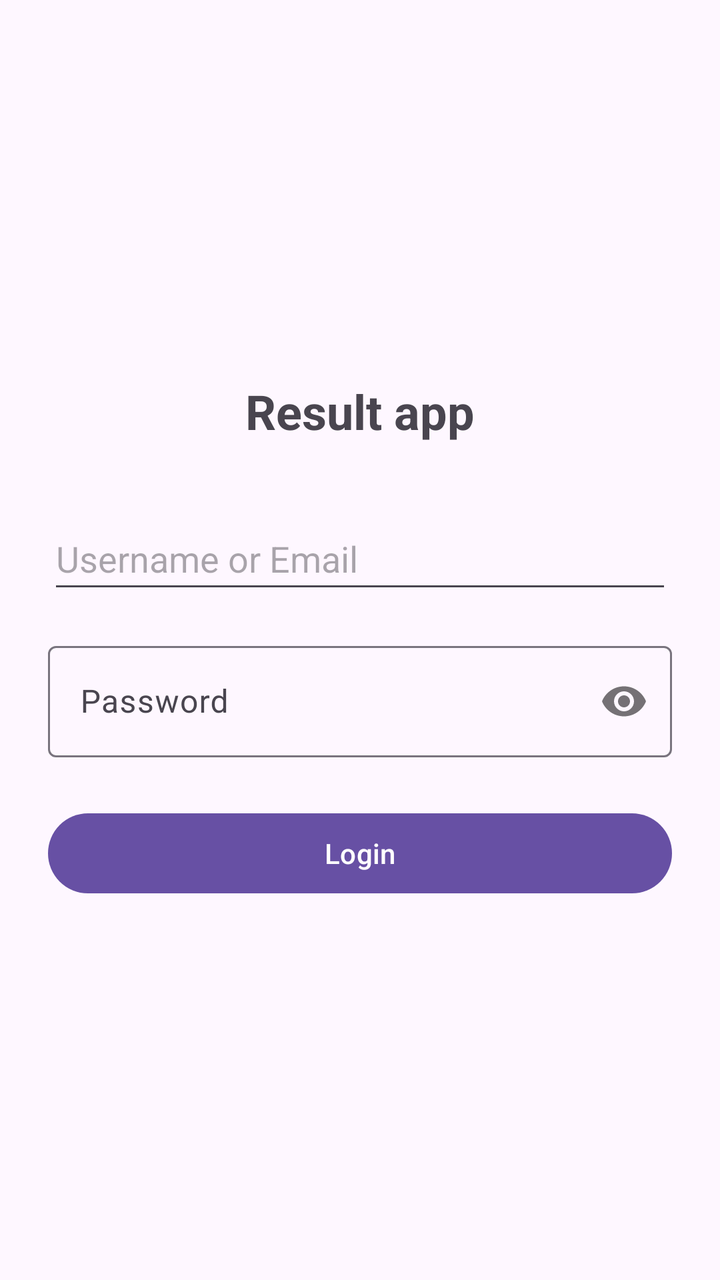
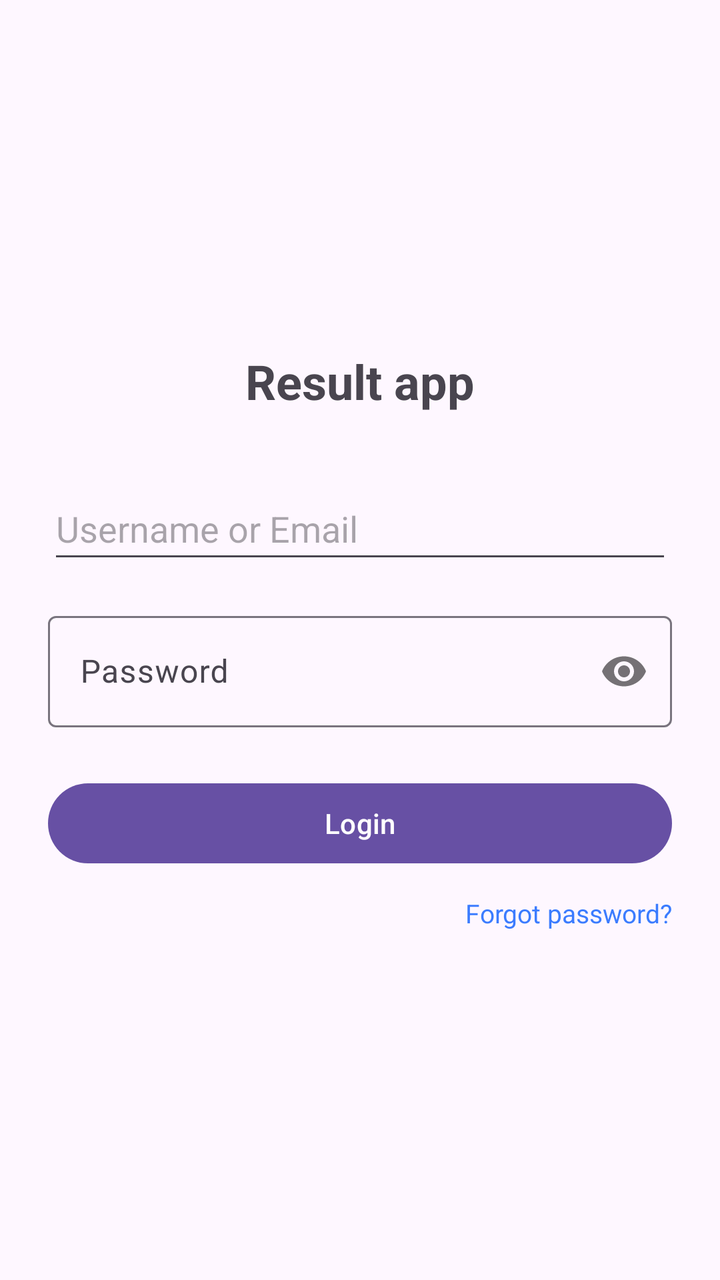

Screens rendered from an Android XML layout before and after an edit, with the pre-edit source and the edit as a unified diff.
<!-- AndroidManifest.xml: activity theme Theme.RPSP -->
<!-- res/layout/activity_login.xml -->
<?xml version="1.0" encoding="utf-8"?>
<LinearLayout xmlns:android="http://schemas.android.com/apk/res/android"
    xmlns:app="http://schemas.android.com/apk/res-auto"
    android:layout_width="match_parent"
    android:layout_height="match_parent"
    android:orientation="vertical"
    android:padding="24dp"
    android:gravity="center">

    <TextView
        android:layout_width="wrap_content"
        android:layout_height="wrap_content"
        android:text="Result app"
        android:textSize="24sp"
        android:textStyle="bold"
        android:layout_marginBottom="32dp"/>

    <EditText
        android:id="@+id/etUsername"
        android:layout_width="match_parent"
        android:layout_height="wrap_content"
        android:hint="Username or Email"
        android:inputType="textEmailAddress"
        android:minHeight="48dp"/>

    <com.google.android.material.textfield.TextInputLayout
        android:layout_width="match_parent"
        android:layout_height="wrap_content"
        android:layout_marginTop="16dp"
        app:passwordToggleEnabled="true">

        <EditText
            android:id="@+id/etPassword"
            android:layout_width="match_parent"
            android:layout_height="wrap_content"
            android:hint="Password"
            android:inputType="textPassword"
            android:minHeight="48dp" />
    </com.google.android.material.textfield.TextInputLayout>

    <Button
        android:id="@+id/btnLogin"
        android:layout_width="match_parent"
        android:layout_height="wrap_content"
        android:text="Login"
        android:layout_marginTop="24dp"/>

    <ProgressBar
        android:id="@+id/progressBar"
        android:layout_width="wrap_content"
        android:layout_height="wrap_content"
        android:layout_marginTop="16dp"
        android:visibility="gone"/>

</LinearLayout>
<!-- resources referenced by this layout -->
<resources>
  <style name="Theme.RPSP" parent="Base.Theme.RPSP" />
  <style name="Base.Theme.RPSP" parent="Theme.Material3.DayNight.NoActionBar">
          
          
      </style>
</resources>

<!-- the commit's change to res/layout/activity_login.xml (unified diff, before → after) -->
@@ -45,6 +45,18 @@
         android:text="Login"
         android:layout_marginTop="24dp"/>
 
+    <TextView
+        android:id="@+id/tvForgotPassword"
+        android:layout_width="wrap_content"
+        android:layout_height="wrap_content"
+        android:text="Forgot password?"
+        android:textColor="#3B7CFF"
+        android:textSize="13sp"
+        android:layout_marginTop="12dp"
+        android:layout_gravity="end"
+        android:clickable="true"
+        android:focusable="true" />
+
     <ProgressBar
         android:id="@+id/progressBar"
         android:layout_width="wrap_content"
